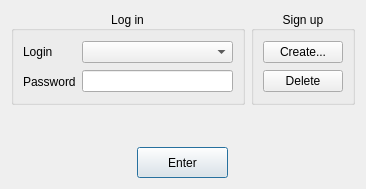
The window that dialogs/logindialog.ui (AskePit/PassBook) describes before a commit, drawn with Qt 5.
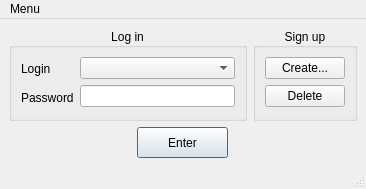
The same window after the commit.

The edit to the form file:
```diff
--- a/dialogs/logindialog.ui
+++ b/dialogs/logindialog.ui
@@ -1,7 +1,7 @@
 <?xml version="1.0" encoding="UTF-8"?>
 <ui version="4.0">
  <class>LoginDialog</class>
- <widget class="QDialog" name="LoginDialog">
+ <widget class="QMainWindow" name="LoginDialog">
   <property name="geometry">
    <rect>
     <x>0</x>
@@ -10,21 +10,22 @@
     <height>189</height>
    </rect>
   </property>
-  <property name="minimumSize">
-   <size>
-    <width>0</width>
-    <height>0</height>
-   </size>
-  </property>
-  <property name="maximumSize">
-   <size>
-    <width>366</width>
-    <height>189</height>
-   </size>
-  </property>
   <property name="windowTitle">
    <string>Pass Book</string>
   </property>
+  <widget class="QWidget" name="centralWidget">
+   <property name="minimumSize">
+    <size>
+     <width>0</width>
+     <height>0</height>
+    </size>
+   </property>
+   <property name="maximumSize">
+    <size>
+     <width>366</width>
+     <height>189</height>
+    </size>
+   </property>
   <layout class="QVBoxLayout" name="verticalLayout_3">
    <item>
     <layout class="QVBoxLayout" name="verticalLayout_2">
@@ -129,28 +130,6 @@
        </item>
       </layout>
      </item>
-     <item>
-      <widget class="QLabel" name="msgLabel">
-       <property name="maximumSize">
-        <size>
-         <width>16777215</width>
-         <height>30</height>
-        </size>
-       </property>
-       <property name="font">
-        <font>
-         <weight>75</weight>
-         <bold>true</bold>
-        </font>
-       </property>
-       <property name="text">
-        <string/>
-       </property>
-       <property name="alignment">
-        <set>Qt::AlignCenter</set>
-       </property>
-      </widget>
-     </item>
      <item alignment="Qt::AlignHCenter">
       <widget class="QPushButton" name="enterButton">
        <property name="minimumSize">
@@ -169,7 +148,7 @@
         <string>Enter</string>
        </property>
        <property name="autoDefault">
-        <bool>false</bool>
+         <bool>true</bool>
        </property>
        <property name="default">
         <bool>true</bool>
@@ -179,6 +158,37 @@
     </layout>
    </item>
   </layout>
+  </widget>
+  <widget class="QStatusBar" name="statusBar"/>
+  <widget class="QMenuBar" name="menuBar">
+   <property name="geometry">
+    <rect>
+     <x>0</x>
+     <y>0</y>
+     <width>366</width>
+     <height>21</height>
+    </rect>
+   </property>
+   <widget class="QMenu" name="menuLanguage">
+    <property name="title">
+     <string>Menu</string>
+    </property>
+    <addaction name="actionSettings"/>
+    <addaction name="separator"/>
+    <addaction name="actionAbout"/>
+   </widget>
+   <addaction name="menuLanguage"/>
+  </widget>
+  <action name="actionSettings">
+   <property name="text">
+    <string>Settings...</string>
+   </property>
+  </action>
+  <action name="actionAbout">
+   <property name="text">
+    <string>About...</string>
+   </property>
+  </action>
  </widget>
  <resources/>
  <connections/>
```
Lines whose indentation alone changed are shown as unchanged.
